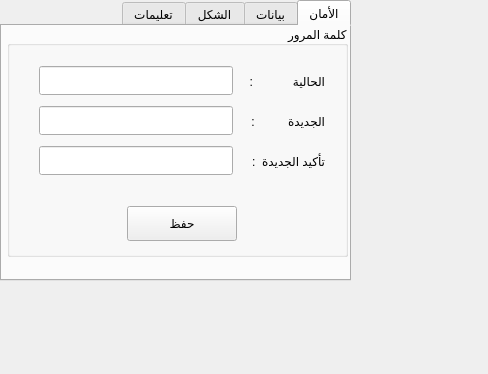
YassineBaghdadi/stock-management-V2, file setting.ui: the form before one commit.
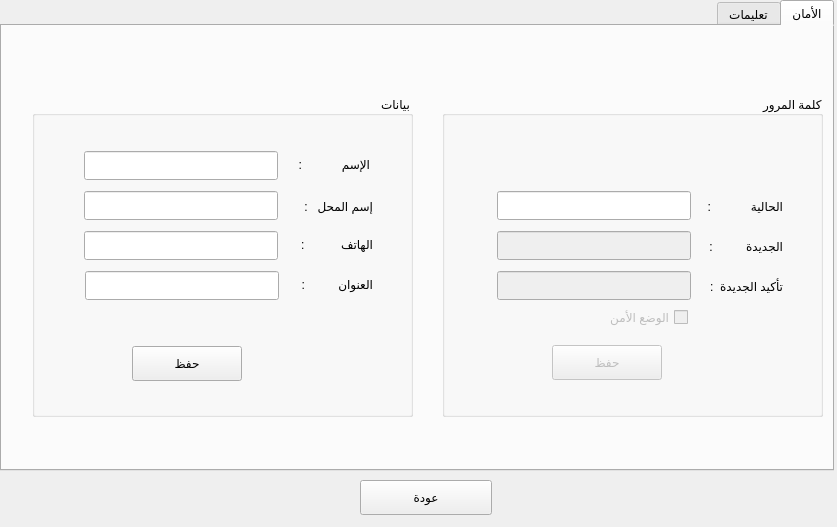
The form after the commit. The open tabs and pages were chosen to show the change. Icons and pictures are not drawn.

Commit message: add setting window

```diff
--- a/setting.ui
+++ b/setting.ui
@@ -6,10 +6,22 @@
    <rect>
     <x>0</x>
     <y>0</y>
-    <width>488</width>
-    <height>374</height>
+    <width>837</width>
+    <height>527</height>
    </rect>
   </property>
+  <property name="minimumSize">
+   <size>
+    <width>837</width>
+    <height>527</height>
+   </size>
+  </property>
+  <property name="maximumSize">
+   <size>
+    <width>837</width>
+    <height>527</height>
+   </size>
+  </property>
   <property name="windowTitle">
    <string>Form</string>
   </property>
@@ -1815,8 +1827,8 @@
     <rect>
      <x>0</x>
      <y>0</y>
-     <width>351</width>
-     <height>281</height>
+     <width>834</width>
+     <height>471</height>
     </rect>
    </property>
    <property name="layoutDirection">
@@ -1832,20 +1844,23 @@
     <widget class="QGroupBox" name="groupBox">
      <property name="geometry">
       <rect>
-       <x>5</x>
-       <y>0</y>
-       <width>341</width>
-       <height>231</height>
+       <x>440</x>
+       <y>70</y>
+       <width>381</width>
+       <height>321</height>
       </rect>
      </property>
      <property name="title">
       <string>كلمة المرور</string>
      </property>
-     <widget class="QPushButton" name="pushButton">
+     <widget class="QPushButton" name="save_pass">
+      <property name="enabled">
+       <bool>false</bool>
+      </property>
       <property name="geometry">
        <rect>
-        <x>120</x>
-        <y>180</y>
+        <x>110</x>
+        <y>249</y>
         <width>110</width>
         <height>35</height>
        </rect>
@@ -1857,18 +1872,21 @@
      <widget class="QLineEdit" name="lineEdit">
       <property name="geometry">
        <rect>
-        <x>32</x>
-        <y>40</y>
+        <x>55</x>
+        <y>95</y>
         <width>194</width>
         <height>29</height>
        </rect>
       </property>
+      <property name="echoMode">
+       <enum>QLineEdit::Password</enum>
+      </property>
      </widget>
      <widget class="QLabel" name="label">
       <property name="geometry">
        <rect>
-        <x>227</x>
-        <y>45</y>
+        <x>250</x>
+        <y>100</y>
         <width>91</width>
         <height>20</height>
        </rect>
@@ -1877,21 +1895,27 @@
        <string>الحالية            :</string>
       </property>
      </widget>
-     <widget class="QLineEdit" name="lineEdit_2">
+     <widget class="QLineEdit" name="new_pass">
+      <property name="enabled">
+       <bool>false</bool>
+      </property>
       <property name="geometry">
        <rect>
-        <x>32</x>
-        <y>80</y>
+        <x>55</x>
+        <y>135</y>
         <width>194</width>
         <height>29</height>
        </rect>
       </property>
+      <property name="echoMode">
+       <enum>QLineEdit::Password</enum>
+      </property>
      </widget>
      <widget class="QLabel" name="label_2">
       <property name="geometry">
        <rect>
-        <x>237</x>
-        <y>85</y>
+        <x>260</x>
+        <y>140</y>
         <width>81</width>
         <height>20</height>
        </rect>
@@ -1900,21 +1924,27 @@
        <string>الجديدة          :</string>
       </property>
      </widget>
-     <widget class="QLineEdit" name="lineEdit_3">
+     <widget class="QLineEdit" name="confirm_pass">
+      <property name="enabled">
+       <bool>false</bool>
+      </property>
       <property name="geometry">
        <rect>
-        <x>32</x>
-        <y>120</y>
+        <x>55</x>
+        <y>175</y>
         <width>194</width>
         <height>29</height>
        </rect>
       </property>
+      <property name="echoMode">
+       <enum>QLineEdit::Password</enum>
+      </property>
      </widget>
      <widget class="QLabel" name="label_3">
       <property name="geometry">
        <rect>
-        <x>237</x>
-        <y>125</y>
+        <x>260</x>
+        <y>180</y>
         <width>81</width>
         <height>20</height>
        </rect>
@@ -1923,17 +1953,171 @@
        <string>تأكيد الجديدة  :</string>
       </property>
      </widget>
+     <widget class="QCheckBox" name="safe_check">
+      <property name="enabled">
+       <bool>false</bool>
+      </property>
+      <property name="geometry">
+       <rect>
+        <x>145</x>
+        <y>210</y>
+        <width>101</width>
+        <height>22</height>
+       </rect>
+      </property>
+      <property name="text">
+       <string>الوضع الأمن</string>
+      </property>
+     </widget>
     </widget>
-   </widget>
-   <widget class="QWidget" name="tab_2">
-    <attribute name="title">
-     <string>بيانات</string>
-    </attribute>
-   </widget>
-   <widget class="QWidget" name="tab_3">
-    <attribute name="title">
-     <string>الشكل</string>
-    </attribute>
+    <widget class="QGroupBox" name="groupBox_2">
+     <property name="geometry">
+      <rect>
+       <x>30</x>
+       <y>70</y>
+       <width>381</width>
+       <height>321</height>
+      </rect>
+     </property>
+     <property name="title">
+      <string>بيانات</string>
+     </property>
+     <widget class="QPushButton" name="save_user_info">
+      <property name="geometry">
+       <rect>
+        <x>100</x>
+        <y>250</y>
+        <width>110</width>
+        <height>35</height>
+       </rect>
+      </property>
+      <property name="text">
+       <string>حفظ</string>
+      </property>
+     </widget>
+     <widget class="QLineEdit" name="user_name">
+      <property name="geometry">
+       <rect>
+        <x>52</x>
+        <y>55</y>
+        <width>194</width>
+        <height>29</height>
+       </rect>
+      </property>
+      <property name="echoMode">
+       <enum>QLineEdit::Normal</enum>
+      </property>
+     </widget>
+     <widget class="QLabel" name="label_4">
+      <property name="geometry">
+       <rect>
+        <x>247</x>
+        <y>53</y>
+        <width>91</width>
+        <height>30</height>
+       </rect>
+      </property>
+      <property name="text">
+       <string>الإسم            :</string>
+      </property>
+     </widget>
+     <widget class="QLineEdit" name="market_name">
+      <property name="enabled">
+       <bool>true</bool>
+      </property>
+      <property name="geometry">
+       <rect>
+        <x>52</x>
+        <y>95</y>
+        <width>194</width>
+        <height>29</height>
+       </rect>
+      </property>
+      <property name="echoMode">
+       <enum>QLineEdit::Normal</enum>
+      </property>
+     </widget>
+     <widget class="QLabel" name="label_5">
+      <property name="geometry">
+       <rect>
+        <x>260</x>
+        <y>133</y>
+        <width>81</width>
+        <height>30</height>
+       </rect>
+      </property>
+      <property name="text">
+       <string>الهاتف           :</string>
+      </property>
+     </widget>
+     <widget class="QLineEdit" name="phone">
+      <property name="enabled">
+       <bool>true</bool>
+      </property>
+      <property name="geometry">
+       <rect>
+        <x>52</x>
+        <y>135</y>
+        <width>194</width>
+        <height>29</height>
+       </rect>
+      </property>
+      <property name="inputMask">
+       <string/>
+      </property>
+      <property name="text">
+       <string/>
+      </property>
+      <property name="maxLength">
+       <number>15</number>
+      </property>
+      <property name="echoMode">
+       <enum>QLineEdit::Normal</enum>
+      </property>
+     </widget>
+     <widget class="QLabel" name="label_6">
+      <property name="geometry">
+       <rect>
+        <x>260</x>
+        <y>173</y>
+        <width>81</width>
+        <height>30</height>
+       </rect>
+      </property>
+      <property name="text">
+       <string>العنوان          :</string>
+      </property>
+     </widget>
+     <widget class="QLabel" name="label_7">
+      <property name="geometry">
+       <rect>
+        <x>260</x>
+        <y>95</y>
+        <width>81</width>
+        <height>30</height>
+       </rect>
+      </property>
+      <property name="text">
+       <string>إسم المحل   :</string>
+      </property>
+     </widget>
+     <widget class="QLineEdit" name="adress">
+      <property name="enabled">
+       <bool>true</bool>
+      </property>
+      <property name="geometry">
+       <rect>
+        <x>53</x>
+        <y>175</y>
+        <width>194</width>
+        <height>29</height>
+       </rect>
+      </property>
+      <property name="echoMode">
+       <enum>QLineEdit::Normal</enum>
+      </property>
+     </widget>
+    </widget>
    </widget>
    <widget class="QWidget" name="tab_4">
     <attribute name="title">
@@ -1941,6 +2125,19 @@
     </attribute>
    </widget>
   </widget>
+  <widget class="QPushButton" name="back_btn">
+   <property name="geometry">
+    <rect>
+     <x>360</x>
+     <y>480</y>
+     <width>132</width>
+     <height>35</height>
+    </rect>
+   </property>
+   <property name="text">
+    <string>عودة</string>
+   </property>
+  </widget>
  </widget>
  <resources/>
  <connections/>
```
Left out of the diff: 65 changed lines with no effect on the pictures. The commit also changes 5 other files.
